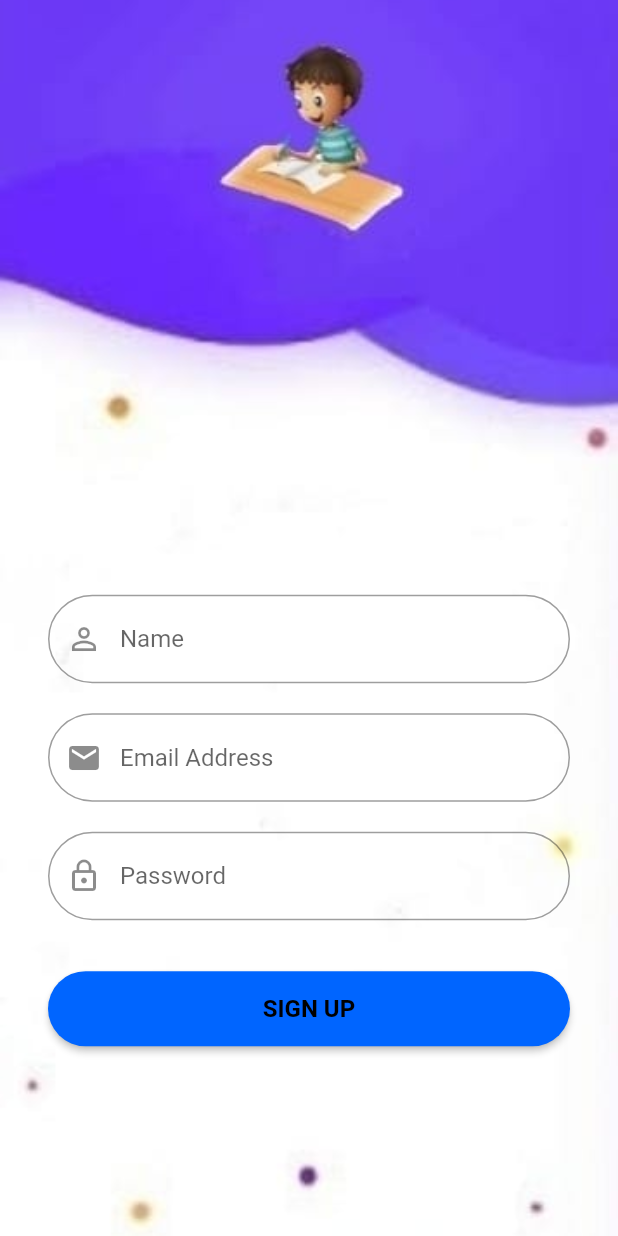
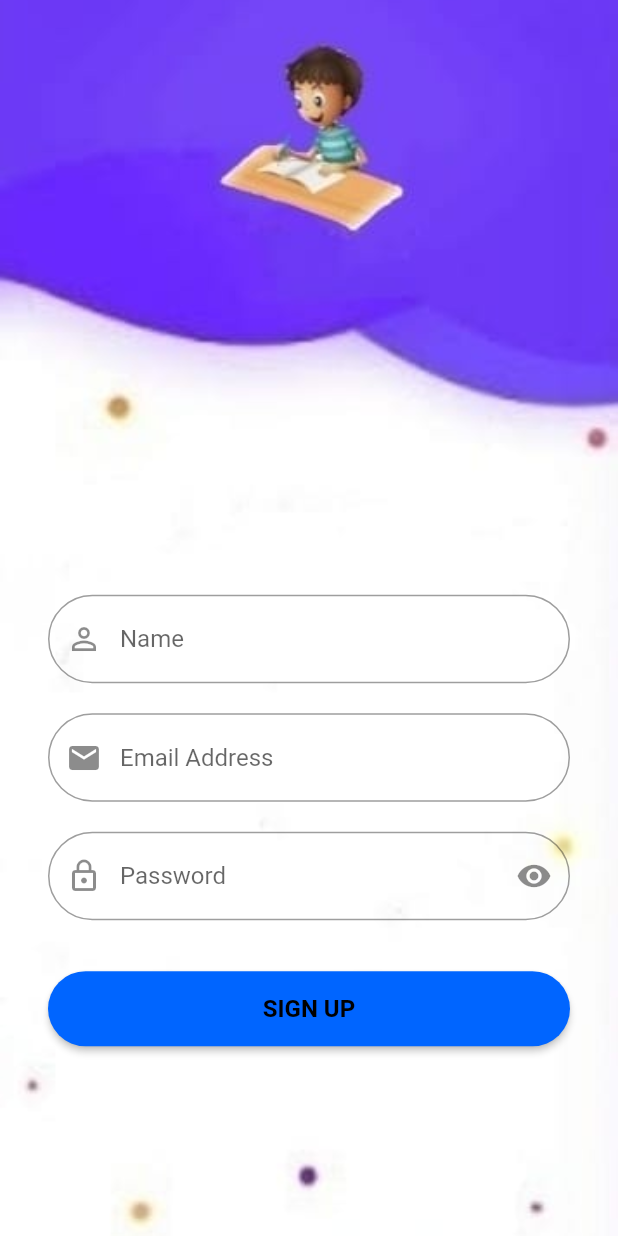
Before and after one commit to JoshwinDev/notes, a Flutter app: the screen it shows after launch, after a tap on "Sign Up", on a phone screen of 412 x 824 dp. Run offline on Flutter 3.47's test engine with Material 2 defaults, Android fonts, the phone set to English and light mode, and no system bars; our stand-ins replace bloc, cloud_firestore, equatable, firebase_auth, firebase_core, google_fonts and 1 more; accounts and stored records are empty; network calls fail.

Commit message:
New note

```diff
--- a/lib/pages/login_page.dart
+++ b/lib/pages/login_page.dart
@@ -28,8 +28,10 @@ class _LoginPageState extends State<LoginPage> {
         child: Scaffold(
             backgroundColor: Colors.transparent,
             body: Center(
-          child: SingleChildScrollView(reverse: true,
-            child: Padding(padding: EdgeInsets.all(32.0),
+                child: SingleChildScrollView(
+              reverse: true,
+              child: Padding(
+                padding: EdgeInsets.all(32.0),
                 child: Column(
                   children: [
                     SizedBox(
@@ -54,16 +56,35 @@ class _LoginPageState extends State<LoginPage> {
                     ),
                     TextFormField(
                       controller: _passwordController,
-                    obscureText: isPasswordShown,
                       style: TextStyle(color: Colors.black.withOpacity(0.9)),
                       decoration: InputDecoration(
-                      prefixIcon: Icon(Icons.lock_outline),
-                      labelText: "Password",
                         border: OutlineInputBorder(
                           borderRadius: BorderRadius.circular(30.0),
                           borderSide: const BorderSide(width: 0),
                         ),
+                        prefixIcon: Icon(Icons.lock_outline),
+                        labelText: "Password",
+                        suffixIcon: Visibility(
+                          visible: isPasswordShown,
+                          replacement: IconButton(
+                            onPressed: () {
+                              setState(() {
+                                isPasswordShown = !isPasswordShown;
+                              });
+                            },
+                            icon: Icon(Icons.visibility),
                           ),
+                          child: IconButton(
+                              onPressed: () {
+                                setState(() {
+                                  isPasswordShown = !isPasswordShown;
+                                });
+                              },
+                              icon: Icon(Icons.visibility_off)),
+
+                        ),
+                      ),
+                      obscureText: !isPasswordShown,
                     ),
                     SizedBox(
                       height: 15,
@@ -74,8 +95,10 @@ class _LoginPageState extends State<LoginPage> {
                               email: _emailController.text,
                               password: _passwordController.text)
                           .then((value) {
-                      Navigator.push(context,
-                          MaterialPageRoute(builder: (context) => HomePage()));
+                        Navigator.push(
+                            context,
+                            MaterialPageRoute(
+                                builder: (context) => HomePage()));
                       }).onError((error, stackTrace) {
                         print("Error ${error.toString()}");
                       });
@@ -84,10 +107,7 @@ class _LoginPageState extends State<LoginPage> {
                   ],
                 ),
               ),
-          ),
-        ),
-      ),
-    );
+            ))));
   }
 
   Row signUpButton() {
--- a/lib/pages/signup_page.dart
+++ b/lib/pages/signup_page.dart
@@ -1,7 +1,6 @@
 import 'package:firebase_auth/firebase_auth.dart';
 import 'package:flutter/material.dart';
-import 'package:flutter_bloc/flutter_bloc.dart';
-import 'package:notes/cubit/authentication_cubit.dart';
+import 'package:notes/helpers/data_validators.dart';
 import 'package:notes/pages/home_page.dart';
 import 'package:notes/reusable_widget/reusable_widgets.dart';
 
@@ -13,6 +12,8 @@ class SignUpPage extends StatefulWidget {
 }
 
 class _SignUpPageState extends State<SignUpPage> {
+  bool isPasswordShown = false;
+
   TextEditingController _emailController = TextEditingController();
   TextEditingController _passwordController = TextEditingController();
   TextEditingController _nameController = TextEditingController();
@@ -49,6 +50,9 @@ class _SignUpPageState extends State<SignUpPage> {
                       ),
                       TextFormField(
                         controller: _emailController,
+                        validator: DataValidator.isValidEmail,
+                        autovalidateMode: AutovalidateMode.onUserInteraction,
+                        keyboardType: TextInputType.emailAddress,
                         decoration: InputDecoration(
                           prefixIcon: Icon(Icons.email),
                           hintText: "Email Address",
@@ -64,13 +68,33 @@ class _SignUpPageState extends State<SignUpPage> {
                       TextFormField(
                         controller: _passwordController,
                         decoration: InputDecoration(
-                          prefixIcon: Icon(Icons.lock_outline),
-                          hintText: "Password",
                           border: OutlineInputBorder(
                             borderRadius: BorderRadius.circular(30.0),
                             borderSide: const BorderSide(width: 0),
                           ),
+                          prefixIcon: Icon(Icons.lock_outline),
+                          hintText: "Password",
+                          suffixIcon: Visibility(
+                            visible: isPasswordShown,
+                            replacement: IconButton(
+                              onPressed: () {
+                                setState(() {
+                                  isPasswordShown = !isPasswordShown;
+                                });
+                              },
+                              icon: Icon(Icons.visibility),
+                            ),
+                            child: IconButton(
+                                onPressed: () {
+                                  setState(() {
+                                    isPasswordShown = !isPasswordShown;
+                                  });
+                                },
+                                icon: Icon(Icons.visibility_off)),
+
+                          ),
                         ),
+                        obscureText: !isPasswordShown,
                       ),
                       SizedBox(
                         height: 24,
--- a/lib/pages/splash_screen.dart
+++ b/lib/pages/splash_screen.dart
@@ -22,6 +22,11 @@ class _SplashScreenState extends State<SplashScreen> {
 
   @override
   Widget build(BuildContext context) {
-    return Container(child: Image.asset("assets/images/notes.jpeg"));
+    return Container(
+        decoration: BoxDecoration(
+        image: DecorationImage(
+        image: AssetImage("assets/images/notes.jpeg"),
+    fit: BoxFit.cover)),
+    );
   }
 }
```
Lines whose indentation alone changed are shown as unchanged.
